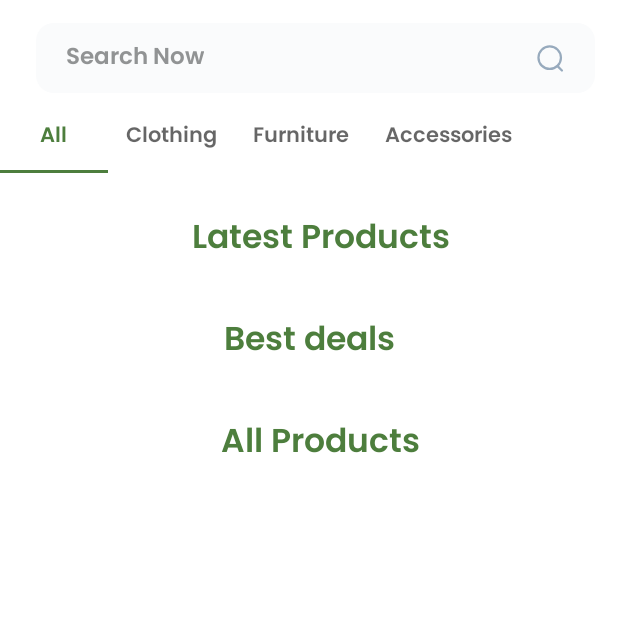
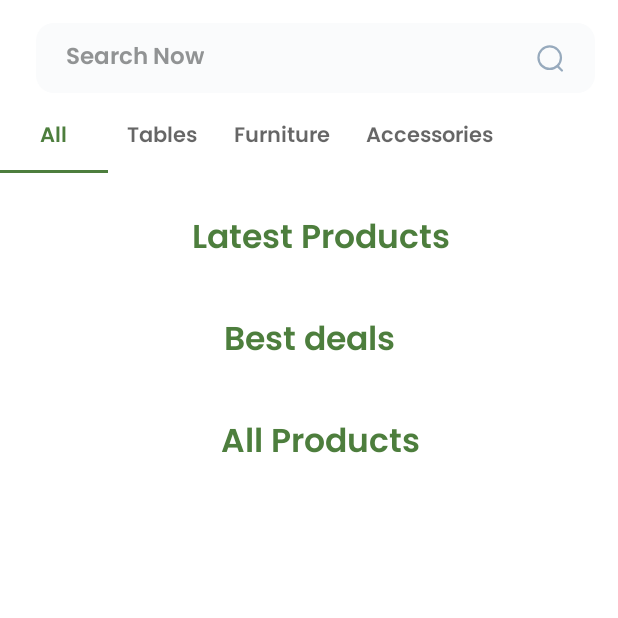
Before and after one commit to priyesh777/ThriftEra, an Android app: the screen it shows after launch once a user with an empty profile is signed in (ShoppingActivity), on a phone screen of 412 x 824 dp, the top half of it. Run offline under Robolectric (Android 15) with nearby library versions, the phone set to English and light mode, and no system bars; our stand-ins replace Dagger/Hilt's generated code, Firebase (no records; nobody signed in at launch, a user with empty details on screens opened directly), navigation-ui.

Commit message:
Fix the clothing to tables

```diff
--- a/app/src/main/java/com/example/kelineyt/fragments/shopping/HomeFragment.kt
+++ b/app/src/main/java/com/example/kelineyt/fragments/shopping/HomeFragment.kt
@@ -45,7 +45,7 @@ class HomeFragment : Fragment(R.layout.fragment_home) {
         TabLayoutMediator(binding.tabLayout, binding.viewpagerHome) { tab, position ->
             when (position) {
                 0 -> tab.text = "All"
-                1 -> tab.text = "Clothing"
+                1 -> tab.text = "Tables"
 //                2 -> tab.text = "Cupboard"
 //                3 -> tab.text = "Table"
                 3 -> tab.text = "Accessories"
```
